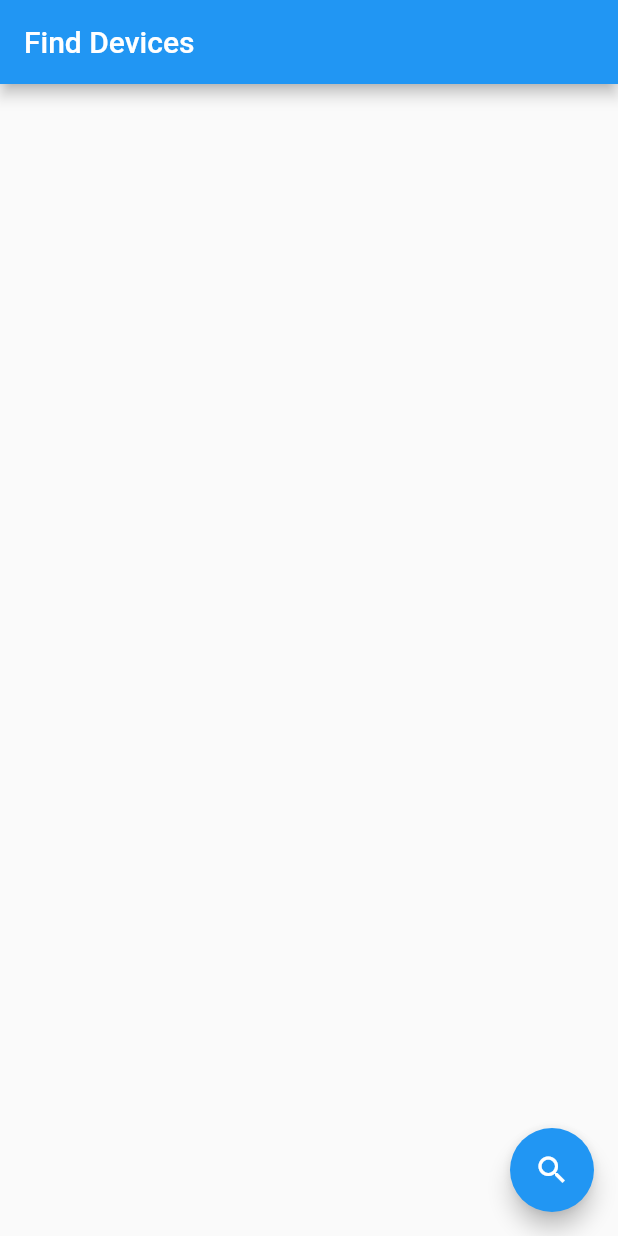
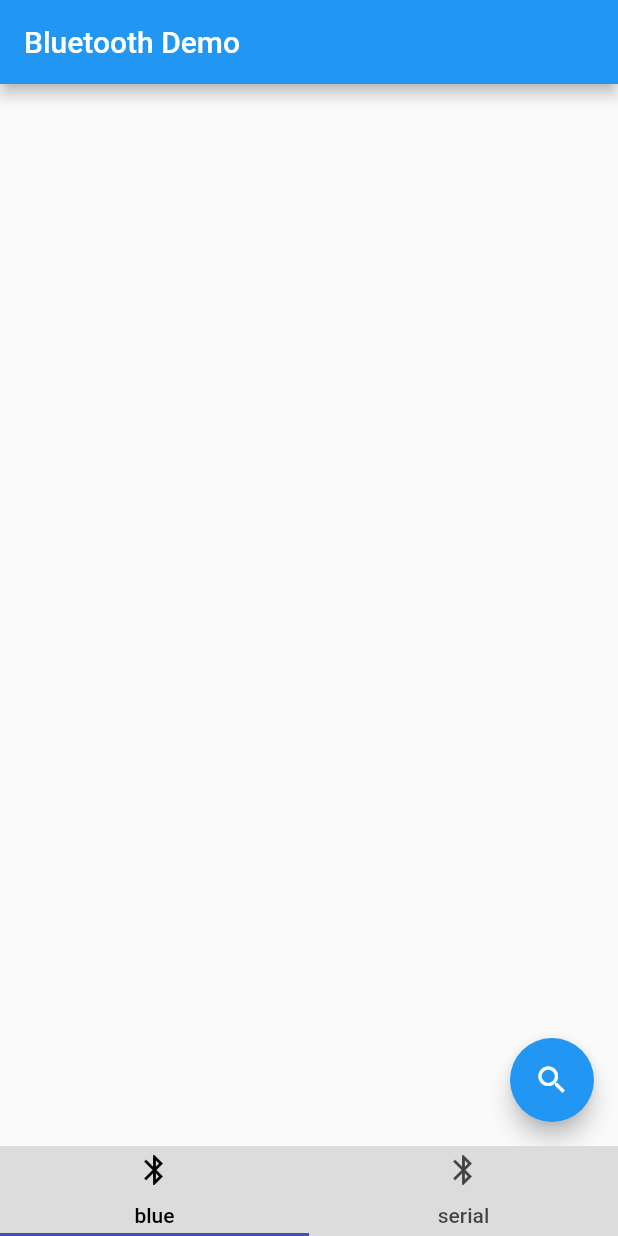
Before and after one commit to xcorpio/blue, a Flutter app: the screen it shows after launch, on a phone screen of 412 x 824 dp. Run offline on Flutter 3.47's test engine with Material 2 defaults, Android fonts, the phone set to English and light mode, and no system bars; our stand-ins replace flutter_blue.

Commit message:
Filter devices which has device name

```diff
--- a/lib/blue_app.dart
+++ b/lib/blue_app.dart
@@ -1,7 +1,7 @@
 import 'dart:async';
 import 'dart:math';
 
-import 'package:blue/widgets.dart';
+import 'package:blue/blue_widgets.dart';
 import 'package:flutter/material.dart';
 import 'package:flutter_blue/flutter_blue.dart';
 
@@ -10,7 +10,15 @@ class FlutterBlueApp extends StatelessWidget {
   Widget build(BuildContext context) {
     return MaterialApp(
       color: Colors.indigo,
-      home: StreamBuilder<BluetoothState>(
+      home: FlutterBlueHome(),
+    );
+  }
+}
+
+class FlutterBlueHome extends StatelessWidget {
+  @override
+  Widget build(BuildContext context) {
+    return StreamBuilder<BluetoothState>(
         stream: FlutterBlue.instance.state,
         initialData: BluetoothState.unknown,
         builder: (c, snapshot) {
@@ -19,8 +27,7 @@ class FlutterBlueApp extends StatelessWidget {
             return FindDevicesScreen();
           }
           return BluetoothOffScreen(state: state);
-          }),
-    );
+        });
   }
 }
 
@@ -57,14 +64,11 @@ class BluetoothOffScreen extends StatelessWidget {
 }
 
 class FindDevicesScreen extends StatelessWidget {
-  final scanTimeout = Duration(seconds: 10);
+  final scanTimeout = Duration(minutes: 10);
 
   @override
   Widget build(BuildContext context) {
     return Scaffold(
-      appBar: AppBar(
-        title: Text('Find Devices'),
-      ),
       body: RefreshIndicator(
         onRefresh: () => FlutterBlue.instance.startScan(timeout: scanTimeout),
         child: Scrollbar(
@@ -106,6 +110,8 @@ class FindDevicesScreen extends StatelessWidget {
                   initialData: [],
                   builder: (c, snapshot) => Column(
                     children: snapshot.data
+                        .where((r) => r.device.name.length > 0)
+                        .toList()
                         .map(
                           (r) => ScanResultTile(
                             result: r,
--- a/lib/widgets.dart
+++ b/lib/blue_widgets.dart
@@ -18,9 +18,13 @@ class ScanResultTile extends StatelessWidget {
             overflow: TextOverflow.ellipsis,
           ),
           Text(
+            result.device.type.toString(),
+            style: Theme.of(context).textTheme.caption,
+          ),
+          Text(
             result.device.id.toString(),
             style: Theme.of(context).textTheme.caption,
-          )
+          ),
         ],
       );
     } else {
--- a/lib/main.dart
+++ b/lib/main.dart
@@ -1,4 +1,46 @@
 import 'package:blue/blue_app.dart';
 import 'package:flutter/material.dart';
 
-void main() => runApp(FlutterBlueApp());
+void main() => runApp(HomePage());
+
+class HomePage extends StatelessWidget {
+  @override
+  Widget build(BuildContext context) {
+    return MaterialApp(
+      home: DefaultTabController(
+        length: 2,
+        child: Scaffold(
+          appBar: AppBar(
+            title: Text('Bluetooth Demo'),
+          ),
+          body: TabBarView(
+            children: [
+              FlutterBlueHome(),
+              Icon(Icons.directions_transit),
+            ],
+          ),
+          bottomNavigationBar: Container(
+            constraints: BoxConstraints(maxHeight: 60.0),
+            child: Material(
+              color: Colors.black12,
+              child: TabBar(
+                indicatorColor: Colors.indigo,
+                labelColor: Colors.black,
+                tabs: [
+                  Tab(
+                    icon: Icon(Icons.bluetooth),
+                    text: 'blue',
+                  ),
+                  Tab(
+                    icon: Icon(Icons.bluetooth),
+                    text: 'serial',
+                  ),
+                ],
+              ),
+            ),
+          ),
+        ),
+      ),
+    );
+  }
+}
```
Lines whose indentation alone changed are shown as unchanged.
